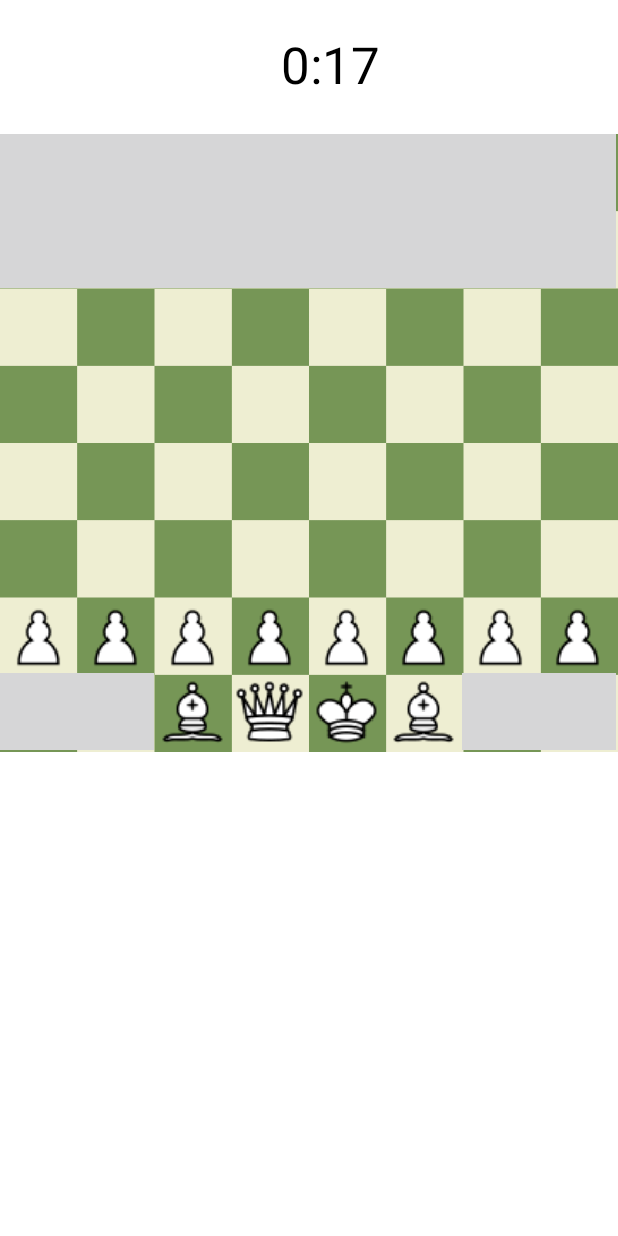
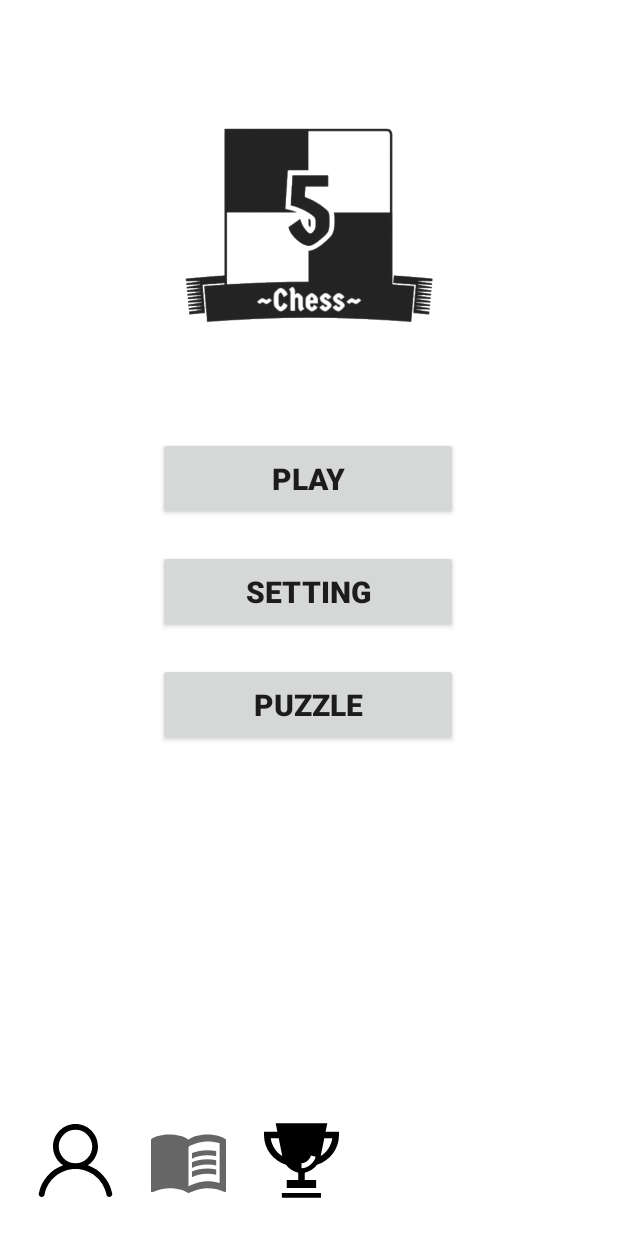
Before and after one commit to manhvu0803/ChessP2P, an Android app: the screen it shows after launch (MainGame before the commit, MainActivity after it), on a phone screen of 412 x 824 dp. Run offline under Robolectric (Android 15) with nearby library versions, the phone set to English and light mode, and no system bars.

Commit message:
UI: Main+Setting+Profile
No background

```diff
--- a/app/src/main/java/com/example/chessp2p/MainActivity.java
+++ b/app/src/main/java/com/example/chessp2p/MainActivity.java
@@ -1,13 +1,58 @@
 package com.example.chessp2p;
 
 import android.app.Activity;
+import android.content.Intent;
 import android.os.Bundle;
+import android.view.View;
+import android.widget.Button;
+import android.widget.ImageButton;
 
 public class MainActivity extends Activity {
+
+    ImageButton profile;
+    ImageButton rules;
+    ImageButton achievement;
+
+    Button playBtn;
+    Button settingBtn;
+    Button puzzleBtn;
 
     @Override
     protected void onCreate(Bundle savedInstanceState) {
         super.onCreate(savedInstanceState);
         setContentView(R.layout.activity_main);
+
+        playBtn =(Button) findViewById(R.id.play);
+        settingBtn =(Button) findViewById(R.id.setting);
+        puzzleBtn =(Button) findViewById(R.id.puzzle);
+
+        profile =(ImageButton) findViewById(R.id.profile);
+        rules =(ImageButton) findViewById(R.id.history);
+        achievement =(ImageButton) findViewById(R.id.achievement);
+
+        playBtn.setOnClickListener(new View.OnClickListener(){
+            @Override
+            public void onClick(View view) {
+                Intent Game = new Intent(MainActivity.this, com.example.chessp2p.MainGame.class);
+                startActivity(Game);
+            }
+        });
+
+        settingBtn.setOnClickListener(new View.OnClickListener(){
+            @Override
+            public void onClick(View view) {
+                Intent Setting = new Intent(MainActivity.this, com.example.chessp2p.Setting.class);
+                startActivity(Setting);
+            }
+        });
+
+        profile.setOnClickListener(new View.OnClickListener(){
+            @Override
+            public void onClick(View view) {
+                Intent Profile = new Intent(MainActivity.this, com.example.chessp2p.Profile.class);
+                startActivity(Profile);
+            }
+        });
+
     }
 }
--- /dev/null
+++ b/app/src/main/res/drawable/ic_baseline_menu_book_24.xml
@@ -0,0 +1,19 @@
+<vector xmlns:android="http://schemas.android.com/apk/res/android"
+    android:width="55dp"
+    android:height="55dp"
+    android:viewportWidth="24"
+    android:viewportHeight="24"
+    android:tint="?attr/colorControlNormal">
+  <path
+      android:fillColor="@android:color/white"
+      android:pathData="M21,5c-1.11,-0.35 -2.33,-0.5 -3.5,-0.5c-1.95,0 -4.05,0.4 -5.5,1.5c-1.45,-1.1 -3.55,-1.5 -5.5,-1.5S2.45,4.9 1,6v14.65c0,0.25 0.25,0.5 0.5,0.5c0.1,0 0.15,-0.05 0.25,-0.05C3.1,20.45 5.05,20 6.5,20c1.95,0 4.05,0.4 5.5,1.5c1.35,-0.85 3.8,-1.5 5.5,-1.5c1.65,0 3.35,0.3 4.75,1.05c0.1,0.05 0.15,0.05 0.25,0.05c0.25,0 0.5,-0.25 0.5,-0.5V6C22.4,5.55 21.75,5.25 21,5zM21,18.5c-1.1,-0.35 -2.3,-0.5 -3.5,-0.5c-1.7,0 -4.15,0.65 -5.5,1.5V8c1.35,-0.85 3.8,-1.5 5.5,-1.5c1.2,0 2.4,0.15 3.5,0.5V18.5z"/>
+  <path
+      android:fillColor="@android:color/white"
+      android:pathData="M17.5,10.5c0.88,0 1.73,0.09 2.5,0.26V9.24C19.21,9.09 18.36,9 17.5,9c-1.7,0 -3.24,0.29 -4.5,0.83v1.66C14.13,10.85 15.7,10.5 17.5,10.5z"/>
+  <path
+      android:fillColor="@android:color/white"
+      android:pathData="M13,12.49v1.66c1.13,-0.64 2.7,-0.99 4.5,-0.99c0.88,0 1.73,0.09 2.5,0.26V11.9c-0.79,-0.15 -1.64,-0.24 -2.5,-0.24C15.8,11.66 14.26,11.96 13,12.49z"/>
+  <path
+      android:fillColor="@android:color/white"
+      android:pathData="M17.5,14.33c-1.7,0 -3.24,0.29 -4.5,0.83v1.66c1.13,-0.64 2.7,-0.99 4.5,-0.99c0.88,0 1.73,0.09 2.5,0.26v-1.52C19.21,14.41 18.36,14.33 17.5,14.33z"/>
+</vector>
--- /dev/null
+++ b/app/src/main/res/drawable/ic_human.xml
@@ -0,0 +1,4 @@
+<vector android:height="50dp" android:viewportHeight="1000"
+    android:viewportWidth="1000" android:width="50dp" xmlns:android="http://schemas.android.com/apk/res/android">
+    <path android:fillColor="#FF000000" android:pathData="M990,946.9L990,946.9c0,-0.1 0,-0.1 0,-0.2c-0.1,-4.1 -0.9,-8.1 -2.2,-11.8C953,761.5 828.1,620.7 664,563.5c81.8,-53.5 135.8,-145.9 135.8,-250.9C799.8,147 665.6,12.8 500,12.8c-165.6,0 -299.8,134.2 -299.8,299.8c0,105 54,197.4 135.8,250.9C171.9,620.7 47,761.5 12.3,934.9c-1.3,3.7 -2.1,7.7 -2.2,11.8c0,0.1 0,0.1 0,0.2h0c0,0.4 0,0.7 0,1.1c0,21.6 17.5,39.2 39.2,39.2s39.2,-17.5 39.2,-39.2c0,-0.4 0,-0.8 0,-1.1h0.8C129,756.5 297.8,613.5 500,613.5c202.2,0 371,143 410.8,333.4h0.8c0,0.4 0,0.7 0,1.1c0,21.6 17.5,39.2 39.2,39.2c21.6,0 39.2,-17.5 39.2,-39.2C990,947.7 990,947.3 990,946.9zM276.8,312.5c0,-123.3 99.9,-223.2 223.2,-223.2s223.2,99.9 223.2,223.2S623.3,535.8 500,535.8S276.8,435.8 276.8,312.5z"/>
+</vector>
--- /dev/null
+++ b/app/src/main/res/drawable/ic_trophy.xml
@@ -0,0 +1,5 @@
+<vector android:height="50dp" android:viewportHeight="462"
+    android:viewportWidth="462" android:width="50dp" xmlns:android="http://schemas.android.com/apk/res/android">
+    <path android:fillColor="#FF000000" android:pathData="M110,431h241v30h-241z"/>
+    <path android:fillColor="#FF000000" android:pathData="M379.428,54l10.555,-53H72.017l10.56,53H0v19.833c0,42.889 13.804,83.477 39.918,117.375c24.126,31.318 57.826,54.752 95.362,66.452c17.925,24.11 44.801,42.737 75.72,48.485V351h-71v50h181v-50h-70v-44.851c30.971,-5.745 57.881,-24.386 75.802,-48.515c37.504,-11.708 71.172,-35.131 95.28,-66.426C448.196,157.31 462,116.722 462,73.833V54H379.428zM41.323,94h49.249l21.952,109.825C73.969,179.97 47.396,139 41.323,94zM231,278v-30c27.953,0 52.535,-24.573 57.956,-47.523l29.197,6.896C309.952,242.09 275.11,278 231,278zM349.5,203.81L371.438,94h49.239C414.606,139 388.042,179.954 349.5,203.81z"/>
+</vector>
--- a/app/src/main/res/layout/activity_main.xml
+++ b/app/src/main/res/layout/activity_main.xml
@@ -6,13 +6,101 @@
     android:layout_height="match_parent"
     tools:context=".MainActivity">
 
-    <TextView
-        android:layout_width="wrap_content"
-        android:layout_height="wrap_content"
-        android:text="Hello World!"
-        app:layout_constraintBottom_toBottomOf="parent"
-        app:layout_constraintLeft_toLeftOf="parent"
-        app:layout_constraintRight_toRightOf="parent"
+    <Button
+        android:id="@+id/puzzle"
+        android:layout_width="200dp"
+        android:layout_height="55dp"
+        android:layout_marginStart="105dp"
+        android:layout_marginTop="20dp"
+        android:layout_marginEnd="106dp"
+        android:text="Puzzle"
+        android:textSize="20sp"
+        android:textStyle="bold"
+        app:layout_constraintEnd_toEndOf="parent"
+        app:layout_constraintHorizontal_bias="0.0"
+        app:layout_constraintStart_toStartOf="parent"
+        app:layout_constraintTop_toBottomOf="@+id/setting" />
+
+    <ImageView
+        android:id="@+id/Logo"
+        android:layout_width="238dp"
+        android:layout_height="195dp"
+        android:layout_marginStart="48dp"
+        android:layout_marginTop="56dp"
+        android:layout_marginEnd="48dp"
+        android:src="@drawable/logo"
+        app:layout_constraintEnd_toEndOf="parent"
+        app:layout_constraintHorizontal_bias="0.493"
+        app:layout_constraintStart_toStartOf="parent"
         app:layout_constraintTop_toTopOf="parent" />
 
+    <Button
+        android:id="@+id/play"
+        android:layout_width="200dp"
+        android:layout_height="55dp"
+        android:layout_marginStart="105dp"
+        android:layout_marginTop="40dp"
+        android:layout_marginEnd="106dp"
+        android:text="Play"
+        android:textSize="20sp"
+        android:textStyle="bold"
+        app:layout_constraintEnd_toEndOf="parent"
+        app:layout_constraintHorizontal_bias="0.0"
+        app:layout_constraintStart_toStartOf="parent"
+        app:layout_constraintTop_toBottomOf="@+id/Logo" />
+
+    <Button
+        android:id="@+id/setting"
+        android:layout_width="200dp"
+        android:layout_height="55dp"
+        android:layout_marginStart="105dp"
+        android:layout_marginTop="20dp"
+        android:layout_marginEnd="106dp"
+        android:text="Setting"
+        android:textSize="20sp"
+        android:textStyle="bold"
+        app:layout_constraintEnd_toEndOf="parent"
+        app:layout_constraintHorizontal_bias="0.0"
+        app:layout_constraintStart_toStartOf="parent"
+        app:layout_constraintTop_toBottomOf="@+id/play" />
+
+    <ImageButton
+        android:id="@+id/profile"
+        android:layout_width="50dp"
+        android:layout_height="50dp"
+        android:layout_marginStart="25dp"
+        android:layout_marginEnd="25dp"
+        android:layout_marginBottom="25dp"
+        android:backgroundTint="#00FFFFFF"
+        android:contentDescription="@string/app_name"
+        android:src="@drawable/ic_human"
+        app:layout_constraintBottom_toBottomOf="parent"
+        app:layout_constraintEnd_toStartOf="@+id/history"
+        app:layout_constraintStart_toStartOf="parent" />
+
+    <ImageButton
+        android:id="@+id/history"
+        android:layout_width="50dp"
+        android:layout_height="50dp"
+        android:layout_marginStart="25dp"
+        android:layout_marginBottom="25dp"
+        android:backgroundTint="#00FFFFFF"
+        android:contentDescription="@string/app_name"
+        android:src="@drawable/ic_baseline_menu_book_24"
+        app:layout_constraintBottom_toBottomOf="parent"
+        app:layout_constraintStart_toEndOf="@+id/profile" />
+
+    <ImageButton
+        android:id="@+id/achievement"
+        android:layout_width="50dp"
+        android:layout_height="50dp"
+        android:layout_marginStart="25dp"
+        android:layout_marginBottom="25dp"
+        android:backgroundTint="#00FFFFFF"
+        android:contentDescription="@string/app_name"
+        android:src="@drawable/ic_trophy"
+        android:visibility="visible"
+        app:layout_constraintBottom_toBottomOf="parent"
+        app:layout_constraintStart_toEndOf="@+id/history" />
+
 </androidx.constraintlayout.widget.ConstraintLayout>
```
Also changed, not shown: app/src/main/AndroidManifest.xml (+10 -2 lines), app/src/main/java/com/example/chessp2p/Profile.java (added, +18 -0 lines), app/src/main/java/com/example/chessp2p/Setting.java (added, +39 -0 lines), app/src/main/res/drawable/ic_baseline_arrow_back_24.xml (added, +11 -0 lines), app/src/main/res/layout/profile_view.xml (added, +59 -0 lines), app/src/main/res/layout/setting_view.xml (added, +96 -0 lines), app/src/main/res/values/strings.xml (+7 -0 lines).
